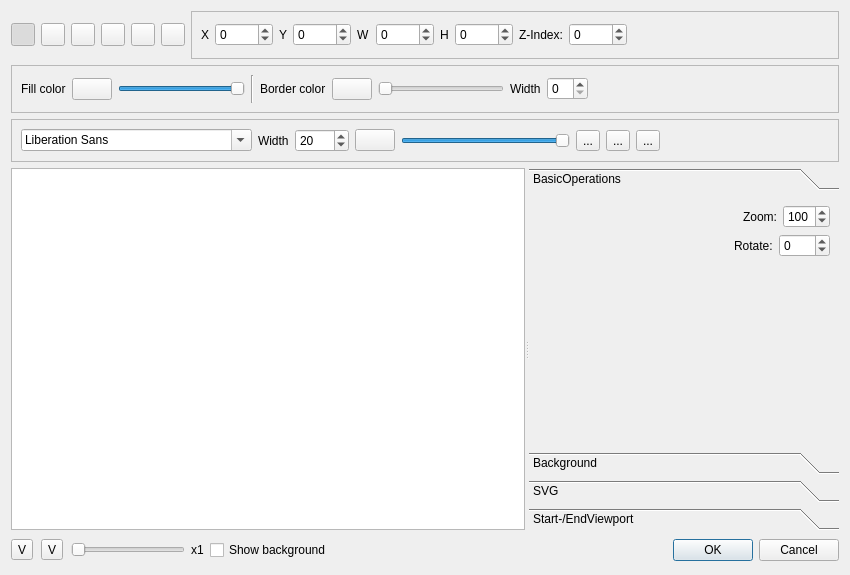
Above: src/widgets/titlewidget_ui.ui from KDE/kdenlive before the change. Below: the same form after it.
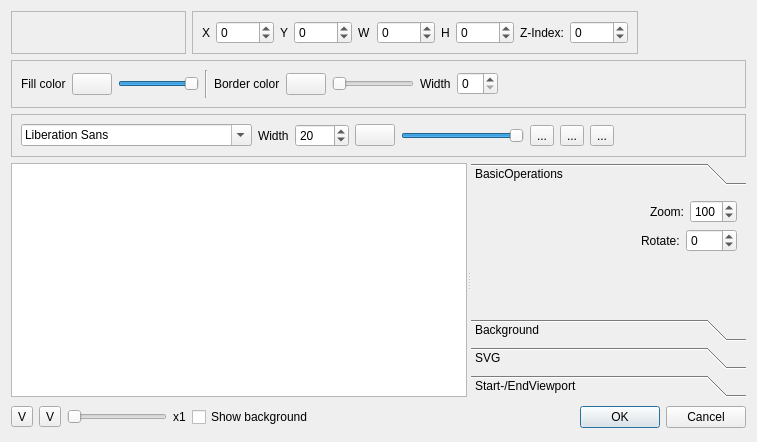
That is the form after the change. Custom widgets are drawn as their Qt base class.

Commit message: title widget: small UI fixes and one crash fix

Patch:
```diff
--- a/src/widgets/titlewidget_ui.ui
+++ b/src/widgets/titlewidget_ui.ui
@@ -5,8 +5,8 @@
    <rect>
     <x>0</x>
     <y>0</y>
-    <width>850</width>
-    <height>575</height>
+    <width>757</width>
+    <height>442</height>
    </rect>
   </property>
   <property name="sizePolicy" >
@@ -19,166 +19,7 @@
    <string>Dialog</string>
   </property>
   <layout class="QGridLayout" name="gridLayout_2" >
-   <item row="0" column="0" >
-    <widget class="QToolButton" name="buttonRect" >
-     <property name="checkable" >
-      <bool>true</bool>
-     </property>
-     <property name="checked" >
-      <bool>true</bool>
-     </property>
-    </widget>
-   </item>
-   <item row="0" column="1" >
-    <widget class="QToolButton" name="buttonText" >
-     <property name="checkable" >
-      <bool>true</bool>
-     </property>
-    </widget>
-   </item>
-   <item row="0" column="2" >
-    <widget class="QToolButton" name="buttonImage" >
-     <property name="checkable" >
-      <bool>true</bool>
-     </property>
-    </widget>
-   </item>
-   <item row="0" column="3" >
-    <widget class="QToolButton" name="buttonCursor" >
-     <property name="checkable" >
-      <bool>true</bool>
-     </property>
-    </widget>
-   </item>
-   <item row="0" column="4" >
-    <widget class="QToolButton" name="buttonLoad" >
-     <property name="checkable" >
-      <bool>false</bool>
-     </property>
-    </widget>
-   </item>
-   <item row="0" column="5" >
-    <widget class="QToolButton" name="buttonSave" >
-     <property name="checkable" >
-      <bool>false</bool>
-     </property>
-    </widget>
-   </item>
-   <item row="0" column="6" colspan="4" >
-    <widget class="QFrame" name="frame_properties" >
-     <property name="frameShape" >
-      <enum>QFrame::StyledPanel</enum>
-     </property>
-     <property name="frameShadow" >
-      <enum>QFrame::Raised</enum>
-     </property>
-     <layout class="QGridLayout" name="gridLayout" >
-      <item row="0" column="0" >
-       <layout class="QHBoxLayout" name="positionLayout" >
-        <item>
-         <widget class="QLabel" name="label_16" >
-          <property name="text" >
-           <string>X</string>
-          </property>
-         </widget>
-        </item>
-        <item>
-         <widget class="QSpinBox" name="value_x" >
-          <property name="minimum" >
-           <number>-1000</number>
-          </property>
-          <property name="maximum" >
-           <number>5000</number>
-          </property>
-         </widget>
-        </item>
-        <item>
-         <widget class="QLabel" name="label_17" >
-          <property name="text" >
-           <string>Y</string>
-          </property>
-         </widget>
-        </item>
-        <item>
-         <widget class="QSpinBox" name="value_y" >
-          <property name="minimum" >
-           <number>-1000</number>
-          </property>
-          <property name="maximum" >
-           <number>5000</number>
-          </property>
-         </widget>
-        </item>
-        <item>
-         <widget class="QLabel" name="label_18" >
-          <property name="text" >
-           <string>W</string>
-          </property>
-         </widget>
-        </item>
-        <item>
-         <widget class="QSpinBox" name="value_w" >
-          <property name="minimum" >
-           <number>-1000</number>
-          </property>
-          <property name="maximum" >
-           <number>5000</number>
-          </property>
-         </widget>
-        </item>
-        <item>
-         <widget class="QLabel" name="label_19" >
-          <property name="text" >
-           <string>H</string>
-          </property>
-         </widget>
-        </item>
-        <item>
-         <widget class="QSpinBox" name="value_h" >
-          <property name="minimum" >
-           <number>-1000</number>
-          </property>
-          <property name="maximum" >
-           <number>5000</number>
-          </property>
-         </widget>
-        </item>
-        <item>
-         <widget class="QLabel" name="label_12" >
-          <property name="text" >
-           <string>Z-Index:</string>
-          </property>
-         </widget>
-        </item>
-        <item>
-         <widget class="QSpinBox" name="zValue" >
-          <property name="minimum" >
-           <number>-1000</number>
-          </property>
-          <property name="maximum" >
-           <number>1000</number>
-          </property>
-         </widget>
-        </item>
-        <item>
-         <spacer name="horizontalSpacer" >
-          <property name="orientation" >
-           <enum>Qt::Horizontal</enum>
-          </property>
-          <property name="sizeHint" stdset="0" >
-           <size>
-            <width>241</width>
-            <height>28</height>
-           </size>
-          </property>
-         </spacer>
-        </item>
-       </layout>
-      </item>
-     </layout>
-    </widget>
-   </item>
-   <item row="1" column="0" colspan="10" >
+   <item row="2" column="1" colspan="8" >
     <widget class="QFrame" name="rect_properties" >
      <property name="frameShape" >
       <enum>QFrame::StyledPanel</enum>
@@ -270,7 +111,7 @@
      </layout>
     </widget>
    </item>
-   <item row="2" column="0" colspan="10" >
+   <item row="3" column="1" colspan="8" >
     <widget class="QFrame" name="text_properties" >
      <property name="frameShape" >
       <enum>QFrame::StyledPanel</enum>
@@ -378,7 +219,7 @@
      </layout>
     </widget>
    </item>
-   <item row="3" column="0" colspan="10" >
+   <item row="4" column="1" colspan="8" >
     <widget class="QSplitter" name="splitter" >
      <property name="sizePolicy" >
       <sizepolicy vsizetype="Expanding" hsizetype="Expanding" >
@@ -399,8 +240,8 @@
         <rect>
          <x>0</x>
          <y>0</y>
-         <width>465</width>
-         <height>241</height>
+         <width>309</width>
+         <height>108</height>
         </rect>
        </property>
        <attribute name="label" >
@@ -772,21 +613,21 @@
      </widget>
     </widget>
    </item>
-   <item row="4" column="0" >
+   <item row="5" column="1" >
     <widget class="QToolButton" name="buttonFitZoom" >
      <property name="text" >
       <string>V</string>
      </property>
     </widget>
    </item>
-   <item row="4" column="1" >
+   <item row="5" column="2" >
     <widget class="QToolButton" name="buttonRealSize" >
      <property name="text" >
       <string>V</string>
      </property>
     </widget>
    </item>
-   <item row="4" column="2" colspan="4" >
+   <item row="5" column="3" colspan="2" >
     <widget class="QSlider" name="zoom_slider" >
      <property name="minimumSize" >
       <size>
@@ -814,21 +655,21 @@
      </property>
     </widget>
    </item>
-   <item row="4" column="6" >
+   <item row="5" column="5" >
     <widget class="QLabel" name="zoom_label" >
      <property name="text" >
       <string>x1</string>
      </property>
     </widget>
    </item>
-   <item row="4" column="7" >
+   <item row="5" column="6" >
     <widget class="QCheckBox" name="displayBg" >
      <property name="text" >
       <string>Show background</string>
      </property>
     </widget>
    </item>
-   <item row="4" column="8" >
+   <item row="5" column="7" >
     <spacer name="horizontalSpacer_3" >
      <property name="orientation" >
       <enum>Qt::Horizontal</enum>
@@ -841,7 +682,7 @@
      </property>
     </spacer>
    </item>
-   <item row="4" column="9" >
+   <item row="5" column="8" >
     <widget class="QDialogButtonBox" name="buttonBox" >
      <property name="orientation" >
       <enum>Qt::Horizontal</enum>
@@ -851,6 +692,129 @@
      </property>
     </widget>
    </item>
+   <item row="0" column="6" colspan="3" >
+    <widget class="QFrame" name="frame_properties" >
+     <property name="sizePolicy" >
+      <sizepolicy vsizetype="Preferred" hsizetype="Maximum" >
+       <horstretch>0</horstretch>
+       <verstretch>0</verstretch>
+      </sizepolicy>
+     </property>
+     <property name="frameShape" >
+      <enum>QFrame::StyledPanel</enum>
+     </property>
+     <property name="frameShadow" >
+      <enum>QFrame::Raised</enum>
+     </property>
+     <layout class="QGridLayout" name="gridLayout" >
+      <item row="0" column="0" >
+       <layout class="QHBoxLayout" name="positionLayout" >
+        <item>
+         <widget class="QLabel" name="label_16" >
+          <property name="text" >
+           <string>X</string>
+          </property>
+         </widget>
+        </item>
+        <item>
+         <widget class="QSpinBox" name="value_x" >
+          <property name="minimum" >
+           <number>-1000</number>
+          </property>
+          <property name="maximum" >
+           <number>5000</number>
+          </property>
+         </widget>
+        </item>
+        <item>
+         <widget class="QLabel" name="label_17" >
+          <property name="text" >
+           <string>Y</string>
+          </property>
+         </widget>
+        </item>
+        <item>
+         <widget class="QSpinBox" name="value_y" >
+          <property name="minimum" >
+           <number>-1000</number>
+          </property>
+          <property name="maximum" >
+           <number>5000</number>
+          </property>
+         </widget>
+        </item>
+        <item>
+         <widget class="QLabel" name="label_18" >
+          <property name="text" >
+           <string>W</string>
+          </property>
+         </widget>
+        </item>
+        <item>
+         <widget class="QSpinBox" name="value_w" >
+          <property name="minimum" >
+           <number>-1000</number>
+          </property>
+          <property name="maximum" >
+           <number>5000</number>
+          </property>
+         </widget>
+        </item>
+        <item>
+         <widget class="QLabel" name="label_19" >
+          <property name="text" >
+           <string>H</string>
+          </property>
+         </widget>
+        </item>
+        <item>
+         <widget class="QSpinBox" name="value_h" >
+          <property name="minimum" >
+           <number>-1000</number>
+          </property>
+          <property name="maximum" >
+           <number>5000</number>
+          </property>
+         </widget>
+        </item>
+        <item>
+         <widget class="QLabel" name="label_12" >
+          <property name="text" >
+           <string>Z-Index:</string>
+          </property>
+         </widget>
+        </item>
+        <item>
+         <widget class="QSpinBox" name="zValue" >
+          <property name="minimum" >
+           <number>-1000</number>
+          </property>
+          <property name="maximum" >
+           <number>1000</number>
+          </property>
+         </widget>
+        </item>
+       </layout>
+      </item>
+     </layout>
+    </widget>
+   </item>
+   <item row="0" column="1" colspan="5" >
+    <widget class="QFrame" name="frame_toolbar" >
+     <property name="sizePolicy" >
+      <sizepolicy vsizetype="Preferred" hsizetype="Expanding" >
+       <horstretch>0</horstretch>
+       <verstretch>0</verstretch>
+      </sizepolicy>
+     </property>
+     <property name="frameShape" >
+      <enum>QFrame::StyledPanel</enum>
+     </property>
+     <property name="frameShadow" >
+      <enum>QFrame::Raised</enum>
+     </property>
+    </widget>
+   </item>
   </layout>
  </widget>
  <customwidgets>
```
Left out of the diff: 12 changed lines with no effect on the pictures. The commit also changes 3 other files.
